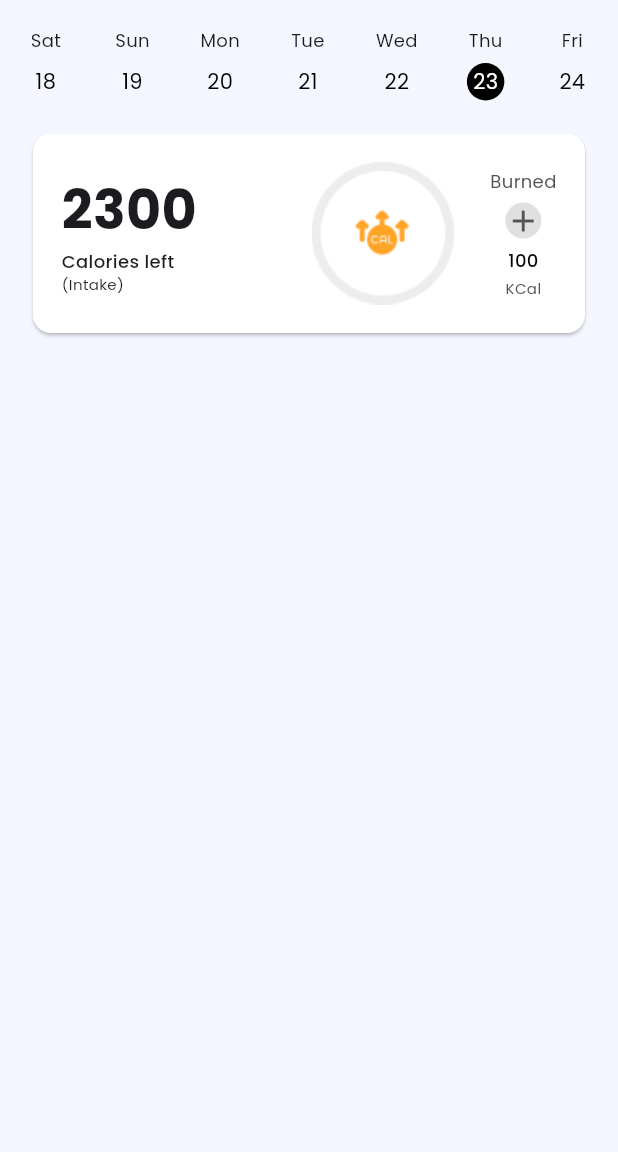
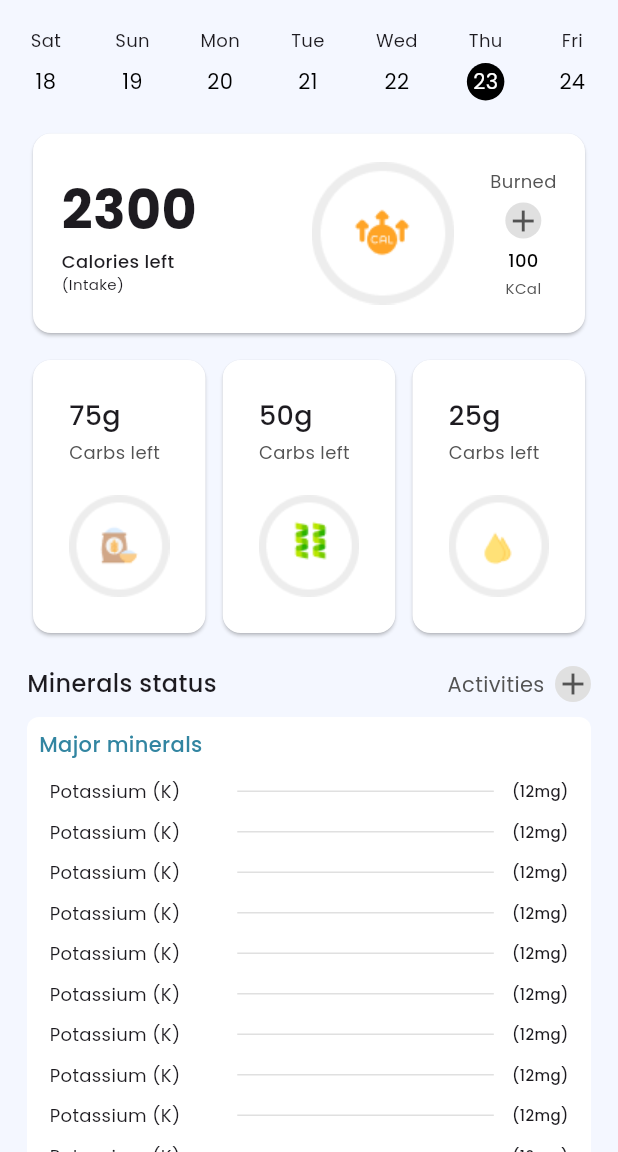
Before and after one commit to rahimuj570/nutria_flutter, a Flutter app: the HomeScreen screen opened directly, on a phone screen of 412 x 824 dp, the part 84-1236 px from its top. Run offline on Flutter 3.47's test engine with Material 3 defaults, Android fonts, the phone set to English and light mode, and no system bars; our stand-ins replace connectivity_plus, fl_chart, pinput, shared_preferences, syncfusion_flutter_gauges; accounts and stored records are empty.

Commit message:
home_screen ui is done

```diff
--- a/lib/app/app_assets_path.dart
+++ b/lib/app/app_assets_path.dart
@@ -11,6 +11,9 @@ class AppAssetsPath {
   static final registerHero = "assets/images/register_hero.png";
   static final logo = "assets/images/logo.png";
   static final calUp = "assets/images/cal_up.png";
+  static final homeCard1 = "assets/images/home_card_1.png";
+  static final homeCard2 = "assets/images/home_card_2.png";
+  static final homeCard3 = "assets/images/home_card_3.png";
 
   static final pieChartResult = "assets/images/pie_chart.png";
 
--- a/lib/presentations/home/views/screens/home_screen.dart
+++ b/lib/presentations/home/views/screens/home_screen.dart
@@ -4,6 +4,7 @@ import 'package:neutria/app/const_colors.dart';
 import 'package:neutria/data/home/entity/weekly_day_entity.dart';
 import 'package:neutria/data/home/services/weekly_data_view_service.dart';
 import 'package:neutria/presentations/common/view/screens/custom_app_bar_widget.dart';
+import 'package:neutria/presentations/home/views/widgets/home_card_widget.dart';
 
 class HomeScreen extends StatelessWidget {
   const HomeScreen({super.key});
@@ -121,6 +122,119 @@ class HomeScreen extends StatelessWidget {
                   ),
                 ),
               ),
+              SizedBox(height: 10),
+              Row(
+                mainAxisAlignment: .spaceBetween,
+                children: [
+                  HomeCardWidget(
+                    title: '75g',
+                    subTitle: 'Carbs left',
+                    imgPath: AppAssetsPath.homeCard1,
+                  ),
+                  HomeCardWidget(
+                    title: '50g',
+                    subTitle: 'Carbs left',
+                    imgPath: AppAssetsPath.homeCard2,
+                  ),
+                  HomeCardWidget(
+                    title: '25g',
+                    subTitle: 'Carbs left',
+                    imgPath: AppAssetsPath.homeCard3,
+                  ),
+                ],
+              ),
+              SizedBox(height: 18),
+              Row(
+                crossAxisAlignment: .center,
+                children: [
+                  Text(
+                    'Minerals status',
+                    style: TextStyle(fontSize: 16, fontWeight: .w500),
+                  ),
+                  Spacer(),
+                  Text(
+                    'Activities',
+                    style: TextStyle(
+                      fontSize: 14,
+                      fontWeight: .w400,
+                      color: ConstColors.lightGreyTextColor,
+                    ),
+                  ),
+                  SizedBox(width: 7),
+                  GestureDetector(
+                    onTap: () {},
+                    child: Container(
+                      decoration: BoxDecoration(
+                        color: ConstColors.lightBoderColor,
+                        shape: .circle,
+                      ),
+                      child: Icon(
+                        Icons.add,
+                        color: ConstColors.lightGreyTextColor,
+                      ),
+                    ),
+                  ),
+                ],
+              ),
+              SizedBox(height: 10),
+              Container(
+                width: .maxFinite,
+                decoration: BoxDecoration(
+                  color: Colors.white,
+                  borderRadius: .circular(8),
+                ),
+                child: Column(
+                  crossAxisAlignment: .start,
+                  children: [
+                    Padding(
+                      padding: const EdgeInsets.all(8.0),
+                      child: Text(
+                        'Major minerals',
+                        style: TextStyle(
+                          fontSize: 14,
+                          fontWeight: .w500,
+                          color: Color(0xff3285A1),
+                        ),
+                      ),
+                    ),
+                    SizedBox(height: 5),
+                    Padding(
+                      padding: const EdgeInsets.symmetric(horizontal: 15.0),
+                      child: ListView.separated(
+                        physics: NeverScrollableScrollPhysics(),
+                        shrinkWrap: true,
+                        itemBuilder: (context, index) => Row(
+                          mainAxisAlignment: .spaceBetween,
+                          children: [
+                            Text(
+                              'Potassium (K)',
+                              style: TextStyle(fontSize: 12, fontWeight: .w400),
+                            ),
+                            Expanded(
+                              child: Padding(
+                                padding: const EdgeInsets.only(
+                                  left: 38.0,
+                                  right: 12,
+                                ),
+                                child: Divider(
+                                  color: ConstColors.lightBoderColor,
+                                ),
+                              ),
+                            ),
+                            Text(
+                              '(12mg)',
+                              style: TextStyle(fontSize: 10, fontWeight: .w500),
+                            ),
+                          ],
+                        ),
+                        separatorBuilder: (context, index) =>
+                            SizedBox(height: 10),
+                        itemCount: 10,
+                      ),
+                    ),
+                  ],
+                ),
+              ),
             ],
           ),
         ),
--- /dev/null
+++ b/lib/presentations/home/views/widgets/home_card_widget.dart
@@ -0,0 +1,40 @@
+import 'package:flutter/material.dart';
+import 'package:neutria/app/const_colors.dart';
+
+class HomeCardWidget extends StatelessWidget {
+  final String title;
+  final String subTitle;
+  final String imgPath;
+  const HomeCardWidget({
+    super.key,
+    required this.title,
+    required this.subTitle,
+    required this.imgPath,
+  });
+
+  @override
+  Widget build(BuildContext context) {
+    return Card(
+      child: Padding(
+        padding: const EdgeInsets.all(24.0),
+        child: Column(
+          crossAxisAlignment: .start,
+          children: [
+            Text(title, style: TextStyle(fontSize: 18, fontWeight: .w500)),
+            SizedBox(height: 3),
+            Text(
+              subTitle,
+              style: TextStyle(
+                fontSize: 12,
+                color: ConstColors.lightGreyTextColor,
+                fontWeight: .w400,
+              ),
+            ),
+            SizedBox(height: 20),
+            Image.asset(imgPath),
+          ],
+        ),
+      ),
+    );
+  }
+}
```
Also changed, not shown: assets/images/home_card_1.png (added), assets/images/home_card_2.png (added), assets/images/home_card_3.png (added).
